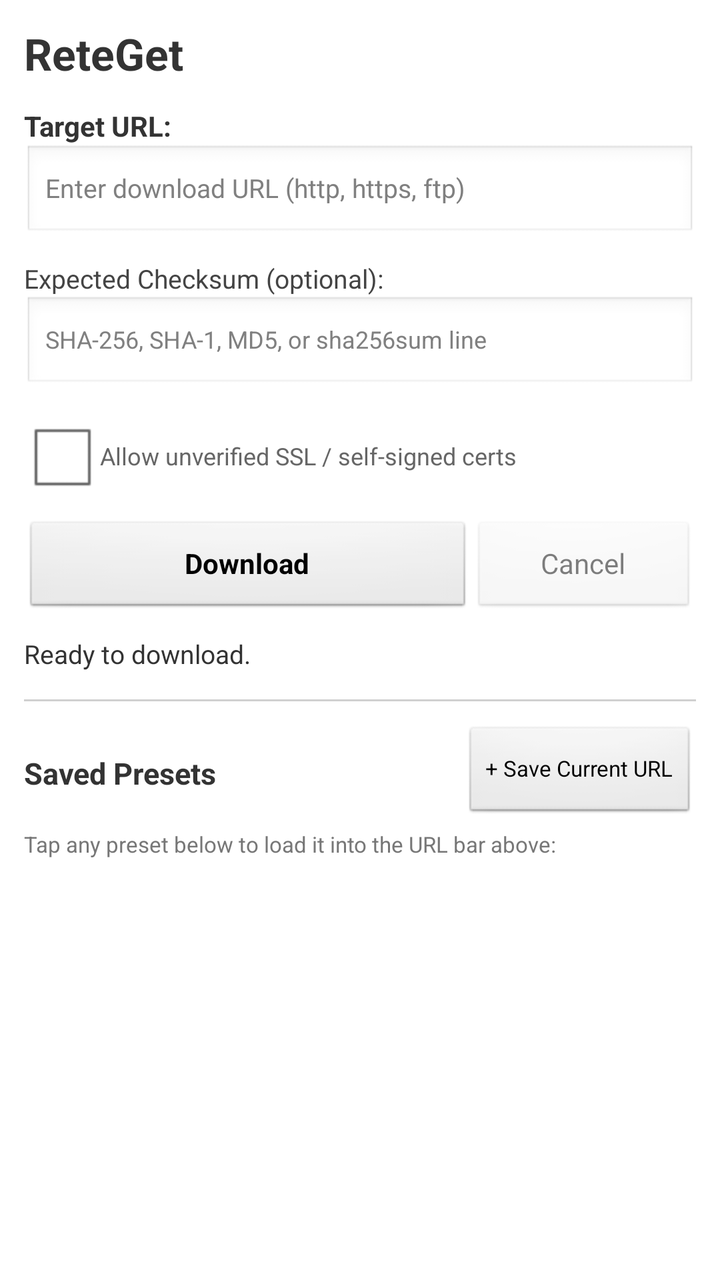
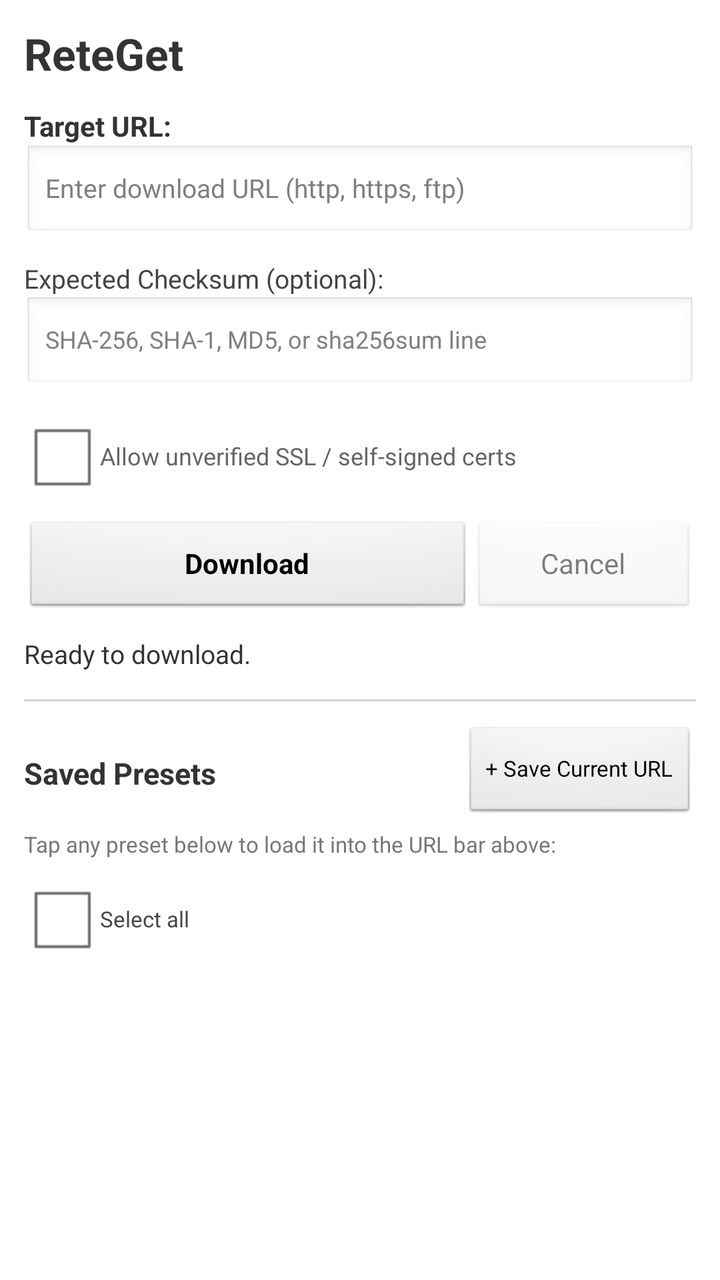

An Android layout rendered at two revisions. The XML below is the earlier revision; the diff shows what the commit changed to produce the second picture.
<!-- AndroidManifest.xml: application theme android:Theme.Light.NoTitleBar -->
<!-- res/layout/activity_main.xml -->
<?xml version="1.0" encoding="utf-8"?>
<ScrollView xmlns:android="http://schemas.android.com/apk/res/android"
    android:id="@+id/scroll_view"
    android:layout_width="fill_parent"
    android:layout_height="fill_parent"
    android:fillViewport="true">

    <LinearLayout
        android:layout_width="fill_parent"
        android:layout_height="wrap_content"
        android:orientation="vertical"
        android:padding="12dp">

        <TextView
            android:layout_width="fill_parent"
            android:layout_height="wrap_content"
            android:text="@string/app_name"
            android:textSize="22sp"
            android:textStyle="bold"
            android:textColor="#333333"
            android:paddingBottom="8dp" />

        <TextView
            android:layout_width="fill_parent"
            android:layout_height="wrap_content"
            android:text="@string/target_url"
            android:textSize="14sp"
            android:textStyle="bold"
            android:textColor="#333333"
            android:paddingTop="4dp" />

        <EditText
            android:id="@+id/edit_url"
            android:layout_width="fill_parent"
            android:layout_height="wrap_content"
            android:hint="@string/url_hint"
            android:singleLine="false"
            android:maxLines="4"
            android:textSize="13sp"
            android:layout_marginBottom="8dp" />

        
        <LinearLayout
            android:id="@+id/layout_variables"
            android:layout_width="fill_parent"
            android:layout_height="wrap_content"
            android:orientation="vertical"
            android:layout_marginBottom="10dp"
            android:visibility="gone">

            <TextView
                android:layout_width="fill_parent"
                android:layout_height="wrap_content"
                android:text="@string/lbl_templates"
                android:textSize="13sp"
                android:textStyle="bold"
                android:textColor="#006699"
                android:paddingBottom="4dp" />

            <LinearLayout
                android:id="@+id/variables_fields"
                android:layout_width="fill_parent"
                android:layout_height="wrap_content"
                android:orientation="vertical" />

            <TextView
                android:id="@+id/txt_resolved_preview"
                android:layout_width="fill_parent"
                android:layout_height="wrap_content"
                android:textSize="11sp"
                android:textColor="#555555"
                android:paddingTop="4dp" />
        </LinearLayout>

        
        <TextView
            android:layout_width="fill_parent"
            android:layout_height="wrap_content"
            android:text="@string/lbl_checksum"
            android:textSize="13sp"
            android:textColor="#444444"
            android:paddingTop="2dp" />

        <LinearLayout
            android:layout_width="fill_parent"
            android:layout_height="wrap_content"
            android:orientation="horizontal"
            android:layout_marginBottom="8dp">

            <EditText
                android:id="@+id/edit_expected_checksum"
                android:layout_width="0dp"
                android:layout_height="wrap_content"
                android:layout_weight="1"
                android:hint="@string/checksum_hint"
                android:singleLine="true"
                android:textSize="12sp" />

            <Button
                android:id="@+id/btn_clear_checksum"
                android:layout_width="wrap_content"
                android:layout_height="wrap_content"
                android:text="@string/btn_clear"
                android:textSize="11sp"
                android:visibility="gone" />
        </LinearLayout>

        <CheckBox
            android:id="@+id/chk_insecure_ssl"
            android:layout_width="fill_parent"
            android:layout_height="wrap_content"
            android:text="@string/chk_insecure"
            android:textSize="12sp"
            android:textColor="#666666"
            android:layout_marginBottom="8dp" />

        <LinearLayout
            android:layout_width="fill_parent"
            android:layout_height="wrap_content"
            android:orientation="horizontal"
            android:layout_marginBottom="10dp">

            <Button
                android:id="@+id/btn_download"
                android:layout_width="0dp"
                android:layout_height="wrap_content"
                android:layout_weight="2"
                android:text="@string/btn_download"
                android:textStyle="bold" />

            <Button
                android:id="@+id/btn_cancel"
                android:layout_width="0dp"
                android:layout_height="wrap_content"
                android:layout_weight="1"
                android:text="@string/btn_cancel"
                android:enabled="false" />
        </LinearLayout>

        <ProgressBar
            android:id="@+id/progress_bar"
            style="?android:attr/progressBarStyleHorizontal"
            android:layout_width="fill_parent"
            android:layout_height="wrap_content"
            android:max="100"
            android:progress="0"
            android:visibility="gone"
            android:layout_marginBottom="6dp" />

        <TextView
            android:id="@+id/txt_progress_details"
            android:layout_width="fill_parent"
            android:layout_height="wrap_content"
            android:textSize="12sp"
            android:textColor="#666666"
            android:visibility="gone"
            android:layout_marginBottom="6dp" />

        <TextView
            android:id="@+id/txt_status"
            android:layout_width="fill_parent"
            android:layout_height="wrap_content"
            android:text="@string/status_idle"
            android:textSize="13sp"
            android:textColor="#333333"
            android:paddingBottom="6dp" />

        
        <LinearLayout
            android:id="@+id/layout_checksum_result"
            android:layout_width="fill_parent"
            android:layout_height="wrap_content"
            android:orientation="vertical"
            android:background="#f0f4f8"
            android:padding="8dp"
            android:layout_marginBottom="8dp"
            android:visibility="gone">

            <TextView
                android:id="@+id/txt_checksum_result"
                android:layout_width="fill_parent"
                android:layout_height="wrap_content"
                android:textSize="12sp"
                android:textColor="#222222"
                android:paddingBottom="6dp" />

            <LinearLayout
                android:layout_width="fill_parent"
                android:layout_height="wrap_content"
                android:orientation="horizontal">

                <Button
                    android:id="@+id/btn_copy_hash"
                    android:layout_width="0dp"
                    android:layout_height="wrap_content"
                    android:layout_weight="1"
                    android:text="@string/btn_copy_hash"
                    android:textSize="11sp" />

                <Button
                    android:id="@+id/btn_verify_hash"
                    android:layout_width="0dp"
                    android:layout_height="wrap_content"
                    android:layout_weight="1"
                    android:text="@string/btn_verify_hash"
                    android:textSize="11sp" />
            </LinearLayout>
        </LinearLayout>

        <Button
            android:id="@+id/btn_install"
            android:layout_width="fill_parent"
            android:layout_height="wrap_content"
            android:text="@string/btn_install"
            android:textStyle="bold"
            android:visibility="gone"
            android:layout_marginBottom="14dp" />

        
        <View
            android:layout_width="fill_parent"
            android:layout_height="1dp"
            android:background="#d0d0d0"
            android:layout_marginTop="8dp"
            android:layout_marginBottom="12dp" />

        
        <LinearLayout
            android:id="@+id/layout_presets_section"
            android:layout_width="fill_parent"
            android:layout_height="wrap_content"
            android:orientation="vertical">

            <LinearLayout
                android:layout_width="fill_parent"
                android:layout_height="wrap_content"
                android:orientation="horizontal"
                android:gravity="center_vertical"
                android:layout_marginBottom="4dp">

                <TextView
                    android:layout_width="0dp"
                    android:layout_height="wrap_content"
                    android:layout_weight="1"
                    android:text="@string/lbl_presets_title"
                    android:textSize="15sp"
                    android:textStyle="bold"
                    android:textColor="#333333" />

                <Button
                    android:id="@+id/btn_add_preset"
                    android:layout_width="wrap_content"
                    android:layout_height="wrap_content"
                    android:text="@string/btn_add_preset"
                    android:textSize="11sp" />
            </LinearLayout>

            <TextView
                android:layout_width="fill_parent"
                android:layout_height="wrap_content"
                android:text="@string/lbl_presets_hint"
                android:textSize="11sp"
                android:textColor="#777777"
                android:layout_marginBottom="8dp" />

            <TextView
                android:id="@+id/txt_no_presets"
                android:layout_width="fill_parent"
                android:layout_height="wrap_content"
                android:text="@string/no_presets_msg"
                android:textSize="12sp"
                android:textColor="#888888"
                android:visibility="gone"
                android:padding="8dp" />

            
            <LinearLayout
                android:id="@+id/layout_presets_list"
                android:layout_width="fill_parent"
                android:layout_height="wrap_content"
                android:orientation="vertical" />
        </LinearLayout>

    </LinearLayout>
</ScrollView>
<!-- resources referenced by this layout -->
<resources>
  <string name="app_name">ReteGet</string>
  <string name="btn_add_preset">+ Save Current URL</string>
  <string name="btn_cancel">Cancel</string>
  <string name="btn_clear">Clear</string>
  <string name="btn_copy_hash">Copy Hash</string>
  <string name="btn_download">Download</string>
  <string name="btn_install">Install APK</string>
  <string name="btn_verify_hash">Verify Hash…</string>
  <string name="checksum_hint">SHA-256, SHA-1, MD5, or sha256sum line</string>
  <string name="chk_insecure">Allow unverified SSL / self-signed certs</string>
  <string name="lbl_checksum">Expected Checksum (optional):</string>
  <string name="lbl_presets_hint">Tap any preset below to load it into the URL bar above:</string>
  <string name="lbl_presets_title">Saved Presets</string>
  <string name="lbl_templates">Template Variables:</string>
  <string name="no_presets_msg">No presets saved yet. Enter a URL above and tap \'+ Save Current URL\'.</string>
  <string name="status_idle">Ready to download.</string>
  <string name="target_url">Target URL:</string>
  <string name="url_hint">Enter download URL (http, https, ftp)</string>
</resources>

<!-- the commit's change to res/layout/activity_main.xml (unified diff, before → after) -->
@@ -207,6 +207,42 @@
             </LinearLayout>
         </LinearLayout>
 
+        
+        <LinearLayout
+            android:id="@+id/layout_signature_result"
+            android:layout_width="fill_parent"
+            android:layout_height="wrap_content"
+            android:orientation="vertical"
+            android:background="#f5f7f9"
+            android:padding="8dp"
+            android:layout_marginBottom="8dp"
+            android:visibility="gone">
+
+            <TextView
+                android:layout_width="fill_parent"
+                android:layout_height="wrap_content"
+                android:text="@string/lbl_signature"
+                android:textSize="12sp"
+                android:textStyle="bold"
+                android:textColor="#333333"
+                android:paddingBottom="4dp" />
+
+            <TextView
+                android:id="@+id/txt_signature_result"
+                android:layout_width="fill_parent"
+                android:layout_height="wrap_content"
+                android:textSize="12sp"
+                android:textColor="#222222"
+                android:paddingBottom="6dp" />
+
+            <Button
+                android:id="@+id/btn_copy_cert"
+                android:layout_width="wrap_content"
+                android:layout_height="wrap_content"
+                android:text="@string/btn_copy_cert"
+                android:textSize="11sp" />
+        </LinearLayout>
+
         <Button
             android:id="@+id/btn_install"
             android:layout_width="fill_parent"
@@ -261,7 +297,39 @@
                 android:text="@string/lbl_presets_hint"
                 android:textSize="11sp"
                 android:textColor="#777777"
-                android:layout_marginBottom="8dp" />
+                android:layout_marginBottom="6dp" />
+
+            
+            <LinearLayout
+                android:id="@+id/layout_preset_batch"
+                android:layout_width="fill_parent"
+                android:layout_height="wrap_content"
+                android:orientation="horizontal"
+                android:gravity="center_vertical"
+                android:layout_marginBottom="6dp">
+
+                <CheckBox
+                    android:id="@+id/chk_preset_select_all"
+                    android:layout_width="wrap_content"
+                    android:layout_height="wrap_content"
+                    android:text="@string/chk_select_all"
+                    android:textSize="11sp"
+                    android:textColor="#444444" />
+
+                <View
+                    android:layout_width="0dp"
+                    android:layout_height="1dp"
+                    android:layout_weight="1" />
+
+                <Button
+                    android:id="@+id/btn_delete_selected"
+                    android:layout_width="wrap_content"
+                    android:layout_height="wrap_content"
+                    android:text="@string/btn_delete_selected"
+                    android:textSize="11sp"
+                    android:textColor="#cc0000"
+                    android:visibility="gone" />
+            </LinearLayout>
 
             <TextView
                 android:id="@+id/txt_no_presets"
<!-- resource entries referenced after the edit -->
@@ -4,15 +4,19 @@
   <string name="btn_add_preset">+ Save Current URL</string>
   <string name="btn_cancel">Cancel</string>
   <string name="btn_clear">Clear</string>
+  <string name="btn_copy_cert">Copy Cert SHA-256</string>
   <string name="btn_copy_hash">Copy Hash</string>
+  <string name="btn_delete_selected">Delete Selected (%1$d)</string>
   <string name="btn_download">Download</string>
   <string name="btn_install">Install APK</string>
   <string name="btn_verify_hash">Verify Hash…</string>
   <string name="checksum_hint">SHA-256, SHA-1, MD5, or sha256sum line</string>
   <string name="chk_insecure">Allow unverified SSL / self-signed certs</string>
+  <string name="chk_select_all">Select all</string>
   <string name="lbl_checksum">Expected Checksum (optional):</string>
   <string name="lbl_presets_hint">Tap any preset below to load it into the URL bar above:</string>
   <string name="lbl_presets_title">Saved Presets</string>
+  <string name="lbl_signature">APK Signature &amp; Author:</string>
   <string name="lbl_templates">Template Variables:</string>
   <string name="no_presets_msg">No presets saved yet. Enter a URL above and tap \'+ Save Current URL\'.</string>
   <string name="status_idle">Ready to download.</string>
